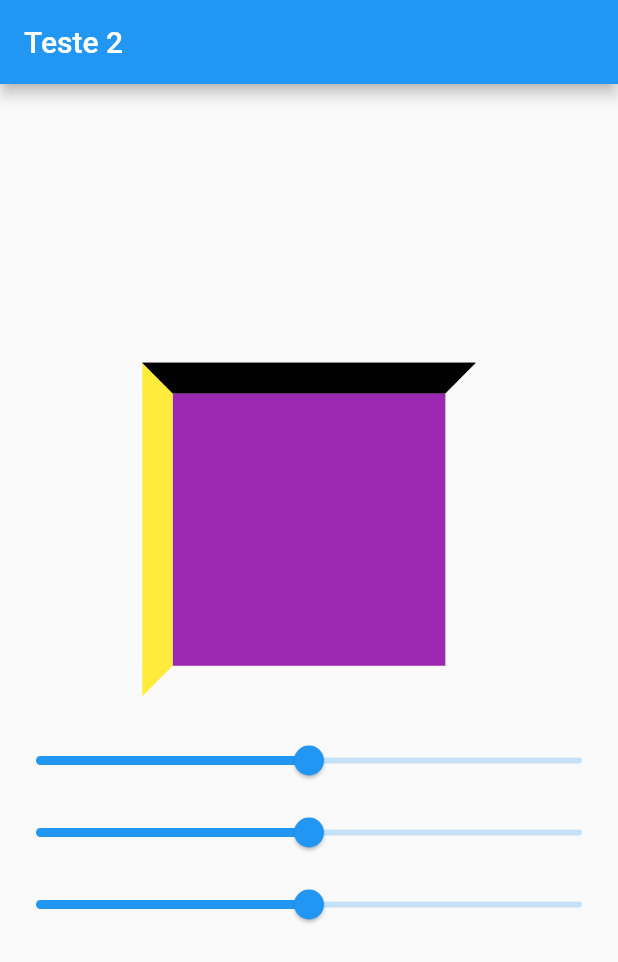
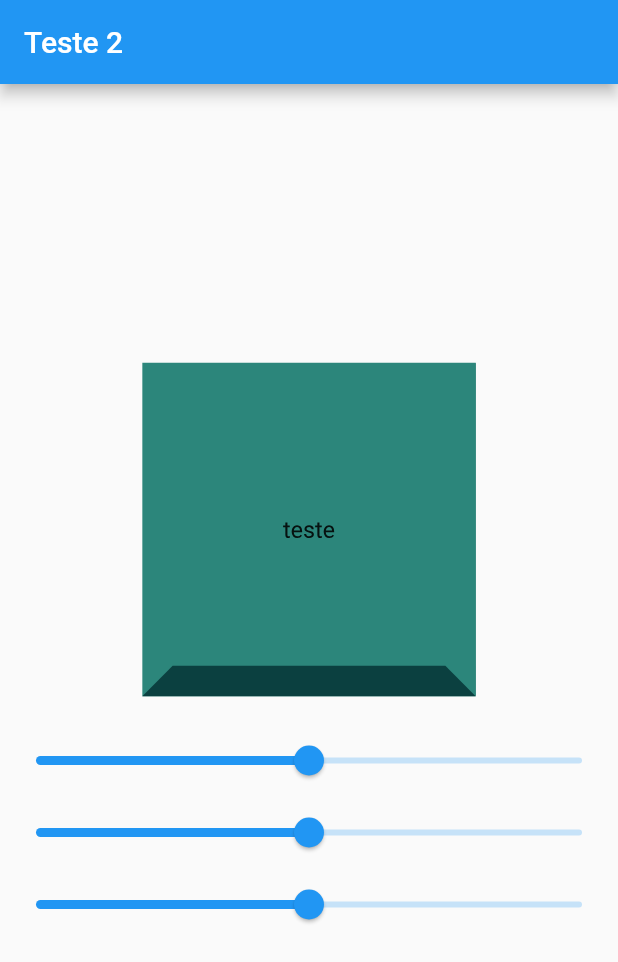
Before and after one commit to lucasbarretoluz/calculateInkQuantity, a Flutter app: the screen it shows after launch, on a phone screen of 412 x 824 dp. Shown: the top 962 px of the screen. Run offline on Flutter 3.47's test engine with Material 2 defaults, Android fonts, the phone set to English and light mode, and no system bars.

Commit message:
cube3d working

```diff
--- /dev/null
+++ b/lib/view/components/cube_3d.dart
@@ -0,0 +1,142 @@
+import 'dart:math';
+
+import 'package:flutter/material.dart';
+
+class Cube3D extends StatelessWidget {
+  final double width, height, depth;
+  final double rotateX, rotateY;
+
+  const Cube3D({
+    super.key,
+    required this.width,
+    required this.height,
+    required this.depth,
+    this.rotateX = 0.0,
+    rotateY = 0.0,
+  }) : rotateY = rotateY % (pi * 2);
+
+  @override
+  Widget build(BuildContext context) {
+    final List<Widget> children;
+
+    late final front = Transform(
+      transform: Matrix4.translationValues(0.0, 0.0, depth / -2),
+      alignment: Alignment.center,
+      child: Container(
+        width: width,
+        height: height,
+        decoration: const BoxDecoration(
+          color: Color(0xff2c867b),
+        ),
+        child: const Center(child: Text("teste")),
+      ),
+    );
+
+    late final back = Transform(
+      transform: Matrix4.translationValues(0.0, 0.0, depth / 2),
+      alignment: Alignment.center,
+      child: Container(
+        width: width,
+        height: height,
+        decoration: const BoxDecoration(
+          color: Color(0xff0c665b),
+        ),
+      ),
+    );
+
+    late final top = Positioned.fill(
+      child: Transform(
+        transform: Matrix4.identity()
+          ..translate(0.0, (height / -2), 0.0)
+          ..rotateX(pi / 2),
+        alignment: Alignment.center,
+        child: Container(
+          width: width,
+          height: height,
+          decoration: const BoxDecoration(
+            color: Color(0xff0b4040),
+          ),
+        ),
+      ),
+    );
+
+    late final starboard = Positioned.fill(
+      child: Transform(
+        transform: Matrix4.identity()
+          ..translate((width / 2), 0.0, 0.0)
+          ..rotateY(pi / 2),
+        alignment: Alignment.center,
+        child: Container(
+          width: width,
+          height: height,
+          decoration: const BoxDecoration(
+            color: Color(0xff0c665b),
+          ),
+        ),
+      ),
+    );
+
+    late final bottom = Positioned.fill(
+      child: Transform(
+        transform: Matrix4.identity()
+          ..translate(0.0, (height / 2), 0.0)
+          ..rotateX(pi / 2),
+        alignment: Alignment.center,
+        child: Container(
+          width: width,
+          height: height,
+          decoration: const BoxDecoration(
+            color: Color(0xff0b4040),
+          ),
+        ),
+      ),
+    );
+
+    late final port = Positioned.fill(
+      child: Transform(
+        transform: Matrix4.identity()
+          ..translate((width / -2), 0.0, 0.0)
+          ..rotateY(pi / 2),
+        alignment: Alignment.center,
+        child: Container(
+          width: width,
+          height: height,
+          decoration: const BoxDecoration(
+            color: Color(0xff0c665b),
+          ),
+        ),
+      ),
+    );
+    if (rotateY < pi / 4) {
+      children = [starboard, front];
+    } else if (rotateY < pi / 2) {
+      children = [front, starboard];
+    } else if (rotateY < 3 * pi / 4) {
+      children = [back, starboard];
+    } else if (rotateY < pi) {
+      children = [starboard, back];
+    } else if (rotateY < 5 * pi / 4) {
+      children = [port, back];
+    } else if (rotateY < 3 * pi / 2) {
+      children = [back, port];
+    } else if (rotateY < 7 * pi / 4) {
+      children = [front, port];
+    } else {
+      children = [port, front];
+    }
+    if (rotateX > 0.0) {
+      children.add(top);
+    } else {
+      children.add(bottom);
+    }
+
+    return Transform(
+      transform: Matrix4.identity()
+        ..setEntry(3, 2, 0.001)
+        ..rotateX(rotateX)
+        ..rotateY(rotateY),
+      alignment: Alignment.center,
+      child: Stack(children: children),
+    );
+  }
+}
--- a/lib/view/home_page.dart
+++ b/lib/view/home_page.dart
@@ -1,6 +1,8 @@
 import 'dart:math';
 import 'package:flutter/material.dart';
 import 'package:flutter/rendering.dart';
+
+import 'components/cube_3d.dart';
 
 class HomePage extends StatefulWidget {
   const HomePage({super.key, required this.title});
@@ -32,23 +34,20 @@ class _HomePageState extends State<HomePage> {
         body: Column(
           mainAxisAlignment: MainAxisAlignment.center,
           children: [
-            Transform(
-                transform: Matrix4.identity()
-                  ..setEntry(3, 2, 0.001)
-                  // ..rotateX(_offset.dy * pi / 180)
-                  //..rotateY(_offset.dx * pi / 180),
-                  ..rotateX(rx)
-                  ..rotateY(ry)
-                  ..rotateZ(rz),
-                alignment: Alignment.center,
-                child: const Center(child: Cube())),
+            Cube3D(
+              height: 200,
+              width: 200,
+              depth: 200,
+              rotateX: rx,
+              rotateY: ry,
+            ),
             const SizedBox(height: 30),
             Slider(
               value: rx,
               min: pi * -2,
               max: pi * 2,
               onChanged: ((value) => setState(() {
-                    rx = -6.014827168191208;
+                    rx = value;
                   })),
             ),
             Slider(
@@ -64,7 +63,7 @@ class _HomePageState extends State<HomePage> {
               min: pi * -2,
               max: pi * 2,
               onChanged: ((value) => setState(() {
-                    rz = 6.283185307179586;
+                    rz = value;
                   })),
             ),
           ],
```
